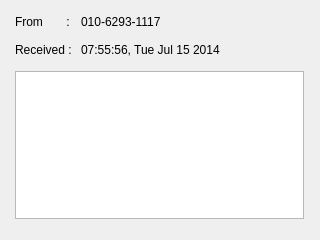
The window that messageinfo.ui (john1117/opi_watch) describes before a commit, drawn with Qt 5.
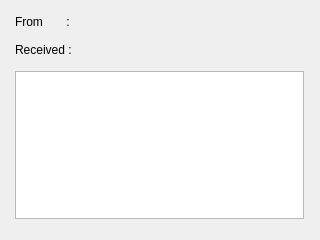
The same window after the commit.

What changed in the file:
```diff
--- a/messageinfo.ui
+++ b/messageinfo.ui
@@ -62,7 +62,7 @@
        </size>
       </property>
       <property name="text">
-       <string>07:55:56, Tue Jul 15 2014</string>
+       <string/>
       </property>
       <property name="alignment">
        <set>Qt::AlignLeading|Qt::AlignLeft|Qt::AlignVCenter</set>
@@ -91,7 +91,7 @@
        </sizepolicy>
       </property>
       <property name="text">
-       <string>010-6293-1117</string>
+       <string/>
       </property>
      </widget>
     </item>
```
